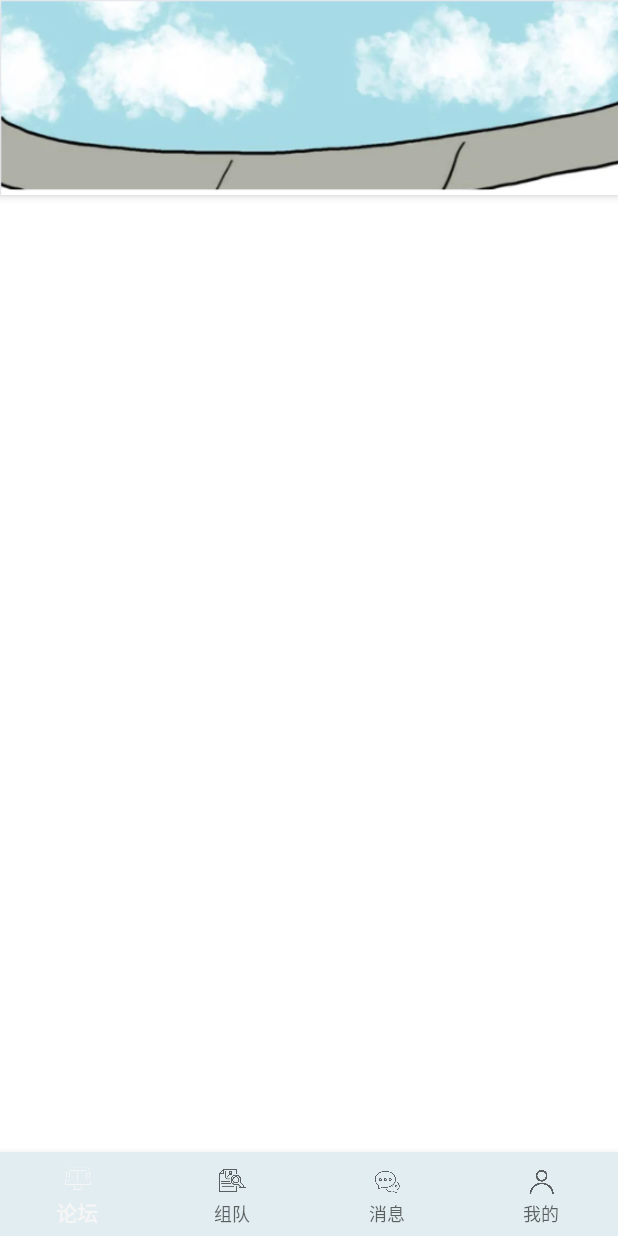
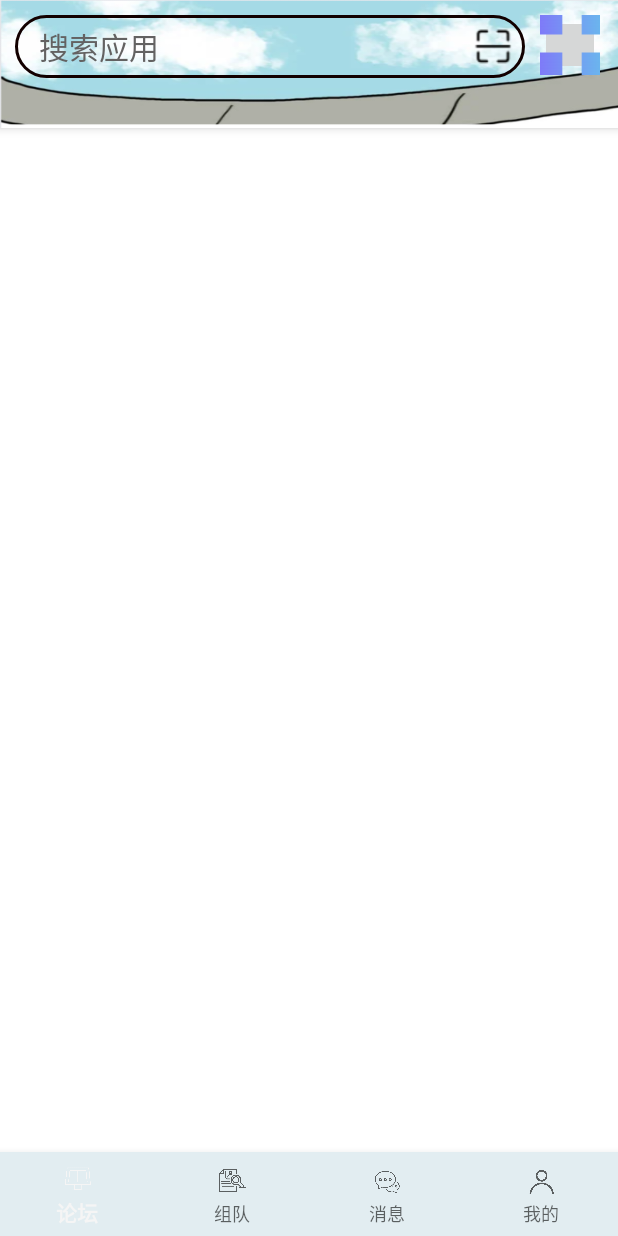
Before and after one commit to yi-1-yi/Campus-Knowall, an Android app: the ForumFragment screen opened directly, with no data from a screen before it, on a phone screen of 412 x 824 dp. Run offline under Robolectric (Android 15) with nearby library versions, the phone set to English and light mode, and no system bars; libraries missing offline, so code that uses them is left out: cn.bmob.v3; 5 statements that could not run were skipped.

Commit message:
4-10  15:30

```diff
--- a/app/src/main/java/com/example/campus_knowall/Adapter/ForumAdapter.java
+++ b/app/src/main/java/com/example/campus_knowall/Adapter/ForumAdapter.java
@@ -3,8 +3,6 @@ package com.example.campus_knowall.Adapter;
 import android.content.Context;
 import android.content.Intent;
 import android.os.Handler;
-
-import android.util.Log;
 import android.view.LayoutInflater;
 import android.view.View;
 import android.view.ViewGroup;
@@ -91,6 +89,7 @@ public class ForumAdapter extends RecyclerView.Adapter<RecyclerView.ViewHolder>
                         in.putExtra("nickname",post.getNickname());
                         in.putExtra("content",post.getContent());
                         in.putExtra("time",post.getCreatedAt());
+                        in.putExtra("user_onlyid",post.getUserOnlyId());
                         in.putExtra("id", data.get(position).getObjectId());
                         context.startActivity(in);
                     } else {
--- a/app/src/main/java/com/example/campus_knowall/ForumFragment.java
+++ b/app/src/main/java/com/example/campus_knowall/ForumFragment.java
@@ -1,6 +1,12 @@
 package com.example.campus_knowall;
 
+import android.content.Intent;
 import android.os.Bundle;
+import android.view.LayoutInflater;
+import android.view.View;
+import android.view.ViewGroup;
+import android.widget.LinearLayout;
+import android.widget.Toast;
 
 import androidx.annotation.NonNull;
 import androidx.annotation.Nullable;
@@ -9,17 +15,9 @@ import androidx.recyclerview.widget.LinearLayoutManager;
 import androidx.recyclerview.widget.RecyclerView;
 import androidx.swiperefreshlayout.widget.SwipeRefreshLayout;
 
-/*import android.support.v4.widget.SwipeRefreshLayout;
-import android.support.v7.widget.LinearLayoutManager;
-import android.support.v7.widget.RecyclerView;*/
-import android.view.LayoutInflater;
-import android.view.View;
-import android.view.ViewGroup;
-import android.widget.Toast;
-
 import com.example.campus_knowall.Adapter.ForumAdapter;
 import com.example.campus_knowall.Bean.Post;
-import com.example.campus_knowall.R;
+import com.example.campus_knowall.activity.Search;
 
 import java.util.List;
 
@@ -31,6 +29,8 @@ import cn.bmob.v3.listener.FindListener;
 public class ForumFragment extends Fragment {
     private RecyclerView rv;
     private SwipeRefreshLayout swipeRefreshLayout;
+
+    private LinearLayout homesearch;
     List<Post> data;
     private ForumAdapter forumAdapter;
 
@@ -48,19 +48,28 @@ public class ForumFragment extends Fragment {
 
         //逻辑处理
         initView();
+
         Bmob.initialize(getActivity(), "417e88a4dde438927b0c164bb450d7e3");
 
         //初始刷新
         Refresh();
 
-        swipeRefreshLayout.setColorSchemeResources(android.R.color.holo_green_light,android.R.color.holo_red_light,android.R.color.holo_blue_bright);
+        swipeRefreshLayout.setColorSchemeResources(android.R.color.holo_green_light,android.R.color.holo_red_light,android.R.color.holo_blue_light);
         swipeRefreshLayout.setOnRefreshListener(new SwipeRefreshLayout.OnRefreshListener() {
             @Override
             public void onRefresh() {
                 Refresh();
             }
         });
+
+        homesearch.setOnClickListener(new View.OnClickListener() {
+            @Override
+            public void onClick(View v) {
+                startActivity(new Intent(getActivity(),Search.class));
+            }
+        });
     }
+
 
     private void Refresh() {
         BmobQuery<Post> Po=new BmobQuery<Post>();
@@ -87,7 +96,7 @@ public class ForumFragment extends Fragment {
     private void initView() {
         rv=getActivity().findViewById(R.id.recyclerview);
         swipeRefreshLayout=getActivity().findViewById(R.id.swipe);
-
+        homesearch = getActivity().findViewById(R.id.homesearch);
     }
 
 }
--- a/app/src/main/res/drawable/shape_top.xml
+++ b/app/src/main/res/drawable/shape_top.xml
@@ -1,6 +1,6 @@
 <?xml version="1.0" encoding="utf-8"?>
 <shape xmlns:android="http://schemas.android.com/apk/res/android">
     <solid android:color="#00efefef"/>
-    <corners android:radius="01dip"/>
-    <stroke android:color="#ffffff" android:width="1.5dp"/>
+    <corners android:radius="20dp"/>
+    <stroke android:color="#120000" android:width="2dp"/>
 </shape>
--- a/app/src/main/res/layout/fragment_forum.xml
+++ b/app/src/main/res/layout/fragment_forum.xml
@@ -1,47 +1,82 @@
 <?xml version="1.0" encoding="utf-8"?>
 <androidx.coordinatorlayout.widget.CoordinatorLayout xmlns:android="http://schemas.android.com/apk/res/android"
+    xmlns:app="http://schemas.android.com/apk/res-auto"
     xmlns:tools="http://schemas.android.com/tools"
     android:layout_width="match_parent"
     android:layout_height="match_parent"
-    xmlns:app="http://schemas.android.com/apk/res-auto"
     tools:context="com.example.campus_knowall.ForumFragment">
 
 
     <com.google.android.material.appbar.AppBarLayout
         android:layout_width="match_parent"
-        android:layout_height="130dp"
+        android:layout_height="85dp"
         android:background="@drawable/avigation_of_homepage"
         android:fitsSystemWindows="true"
         android:orientation="vertical">
 
         <LinearLayout
-            app:layout_scrollFlags="scroll|enterAlways"
             android:layout_width="match_parent"
-            android:layout_height="wrap_content">
+            android:layout_height="wrap_content"
+            android:orientation="vertical"
+            app:layout_scrollFlags="scroll|enterAlways">
 
+            <LinearLayout
+                android:layout_width="match_parent"
+                android:layout_height="wrap_content">
 
+                <LinearLayout
+                    android:id="@+id/homesearch"
+                    android:layout_width="340dp"
+                    android:layout_height="wrap_content"
+                    android:layout_marginLeft="10dp"
+                    android:layout_marginTop="10dp"
+                    android:layout_marginRight="10dp"
+                    android:layout_marginBottom="10dp"
+                    android:background="@drawable/shape_top"
+                    android:orientation="horizontal"
+                    android:padding="6dp">
 
+                    <TextView
+                        android:layout_width="0dp"
+                        android:layout_height="wrap_content"
+                        android:layout_weight="1"
+                        android:paddingLeft="10dp"
+                        android:text="搜索应用"
+                        android:textColor="#636262"
+                        android:textSize="20sp" />
+
+                    <ImageView
+                        android:layout_width="30dp"
+                        android:layout_height="30dp"
+                        android:src="@drawable/saomiao"
+                        app:tint="#000" />
+
+                </LinearLayout>
+
+                <ImageButton
+                    android:id="@+id/posting"
+                    android:layout_width="40dp"
+                    android:layout_height="40dp"
+                    android:layout_marginTop="10dp"
+                    android:src="@drawable/posting" />
+
+            </LinearLayout>
         </LinearLayout>
 
 
     </com.google.android.material.appbar.AppBarLayout>
 
-    <LinearLayout
-        app:layout_behavior="@string/appbar_scrolling_view_behavior"
-        android:layout_width="match_parent"
-        android:layout_height="match_parent">
-
         <androidx.swiperefreshlayout.widget.SwipeRefreshLayout
             android:id="@+id/swipe"
             android:layout_width="match_parent"
-            android:layout_height="wrap_content">
+            android:layout_height="wrap_content"
+            android:layout_marginTop="85dp">
 
             <androidx.recyclerview.widget.RecyclerView
                 android:id="@+id/recyclerview"
                 android:layout_width="match_parent"
-                android:layout_height="wrap_content"/>
+                android:layout_height="wrap_content" />
 
         </androidx.swiperefreshlayout.widget.SwipeRefreshLayout>
 
-    </LinearLayout>
 </androidx.coordinatorlayout.widget.CoordinatorLayout>
```
Also changed, not shown: app/src/main/AndroidManifest.xml (+8 -4 lines), app/src/main/res/drawable/posting.png.
